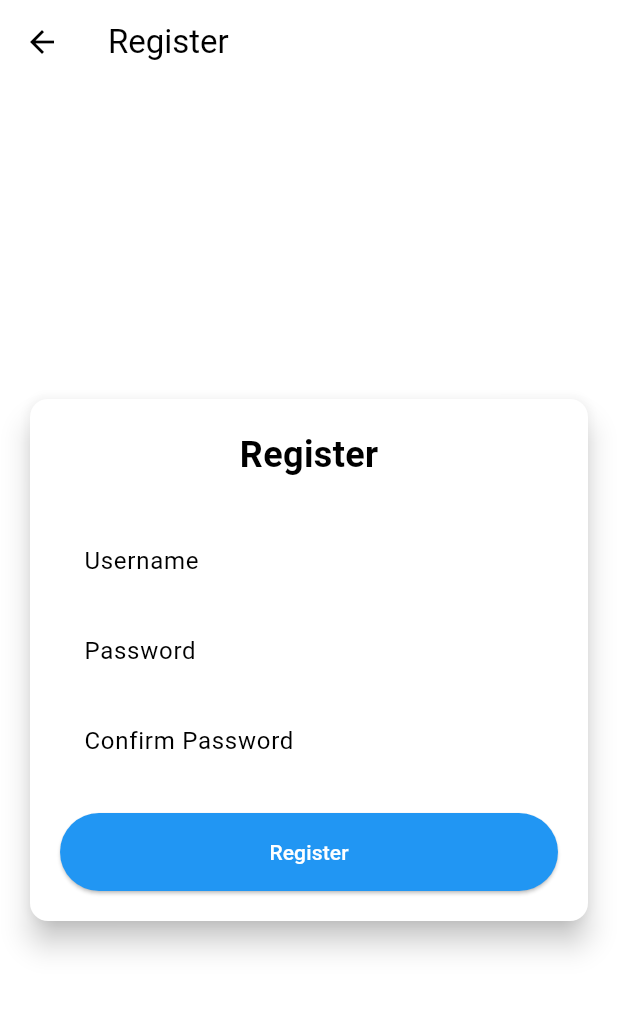
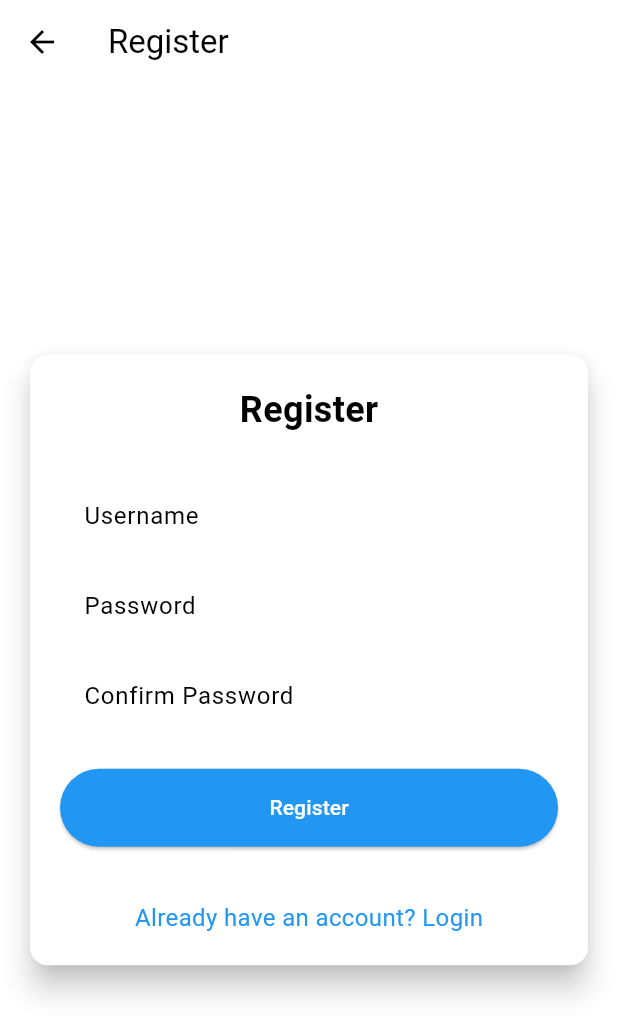
Before and after one commit to anotherbondan/pacil-ballers-mobile, a Flutter app: the RegisterPage screen opened directly, on a phone screen of 412 x 824 dp. Shown: the top 1036 px of the screen. Run offline on Flutter 3.47's test engine with Material 3 defaults, Android fonts, the phone set to English and light mode, and no system bars; missing offline and left inert: pbp_django_auth.

```diff
--- a/lib/screens/register.dart
+++ b/lib/screens/register.dart
@@ -162,6 +162,24 @@ class _RegisterPageState extends State<RegisterPage> {
                     ),
                     child: const Text('Register'),
                   ),
+                  const SizedBox(height: 36.0),
+                  GestureDetector(
+                    onTap: () {
+                      Navigator.push(
+                        context,
+                        MaterialPageRoute(
+                          builder: (context) => const LoginPage(),
+                        ),
+                      );
+                    },
+                    child: Text(
+                      'Already have an account? Login',
+                      style: TextStyle(
+                        color: Theme.of(context).colorScheme.primary,
+                        fontSize: 16.0,
+                      ),
+                    ),
+                  ),
                 ],
               ),
             ),
```
Also changed, not shown: lib/screens/product_entry_list.dart (+8 -3 lines), lib/widgets/product_entry_card.dart (+23 -2 lines).
